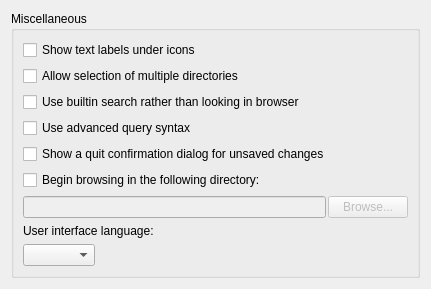
First picture: the form in ui/options_interface.ui, repository metabrainz/picard, before the edit.
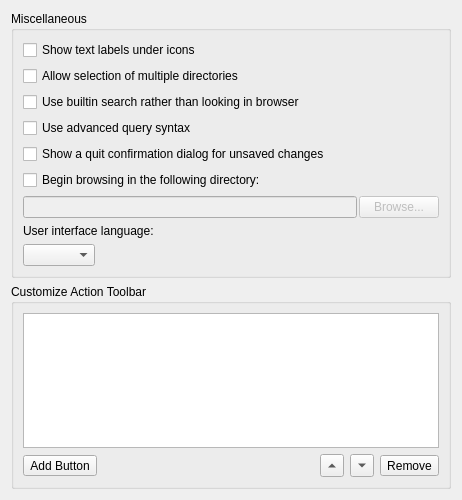
Second picture: the form after the edit.

Commit message: Add ui for customize toolbar box

The edit to the form file:
```diff
--- a/ui/options_interface.ui
+++ b/ui/options_interface.ui
@@ -6,8 +6,8 @@
    <rect>
     <x>0</x>
     <y>0</y>
-    <width>431</width>
-    <height>289</height>
+    <width>462</width>
+    <height>500</height>
    </rect>
   </property>
   <layout class="QVBoxLayout">
@@ -114,17 +114,100 @@
     </widget>
    </item>
    <item>
-    <spacer>
-     <property name="orientation">
-      <enum>Qt::Vertical</enum>
+    <widget class="QGroupBox" name="customize_toolbar_box">
+     <property name="title">
+      <string>Customize Action Toolbar</string>
      </property>
-     <property name="sizeHint" stdset="0">
-      <size>
-       <width>220</width>
-       <height>61</height>
-      </size>
-     </property>
-    </spacer>
+     <layout class="QVBoxLayout" name="verticalLayout">
+      <item>
+       <widget class="QListWidget" name="toolbar_layout_list">
+        <property name="sizePolicy">
+         <sizepolicy hsizetype="Expanding" vsizetype="Expanding">
+          <horstretch>0</horstretch>
+          <verstretch>0</verstretch>
+         </sizepolicy>
+        </property>
+       </widget>
+      </item>
+      <item>
+       <widget class="QWidget" name="edit_button_box" native="true">
+        <layout class="QHBoxLayout" name="edit_box_layout">
+         <property name="leftMargin">
+          <number>0</number>
+         </property>
+         <property name="topMargin">
+          <number>0</number>
+         </property>
+         <property name="rightMargin">
+          <number>0</number>
+         </property>
+         <property name="bottomMargin">
+          <number>0</number>
+         </property>
+         <item>
+          <widget class="QToolButton" name="add_button">
+           <property name="toolTip">
+            <string>Add a new button to Toolbar</string>
+           </property>
+           <property name="text">
+            <string>Add Button</string>
+           </property>
+          </widget>
+         </item>
+         <item>
+          <spacer name="button_box_spacer">
+           <property name="orientation">
+            <enum>Qt::Horizontal</enum>
+           </property>
+           <property name="sizeHint" stdset="0">
+            <size>
+             <width>40</width>
+             <height>20</height>
+            </size>
+           </property>
+          </spacer>
+         </item>
+         <item>
+          <widget class="QToolButton" name="up_button">
+           <property name="toolTip">
+            <string>Move selected item up</string>
+           </property>
+           <property name="text">
+            <string>...</string>
+           </property>
+           <property name="arrowType">
+            <enum>Qt::UpArrow</enum>
+           </property>
+          </widget>
+         </item>
+         <item>
+          <widget class="QToolButton" name="down_button">
+           <property name="toolTip">
+            <string>Move selected item down</string>
+           </property>
+           <property name="text">
+            <string>...</string>
+           </property>
+           <property name="arrowType">
+            <enum>Qt::DownArrow</enum>
+           </property>
+          </widget>
+         </item>
+         <item>
+          <widget class="QToolButton" name="remove_button">
+           <property name="toolTip">
+            <string>Remove button from toolbar</string>
+           </property>
+           <property name="text">
+            <string>Remove</string>
+           </property>
+          </widget>
+         </item>
+        </layout>
+       </widget>
+      </item>
+     </layout>
+    </widget>
    </item>
   </layout>
  </widget>
```
The commit also changes 1 other file.
